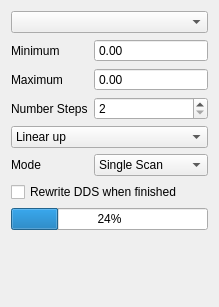
Above: ui/ScanParameters.ui from MonroeQuantumNetworks/IonControl before the change. Below: the same form after it.
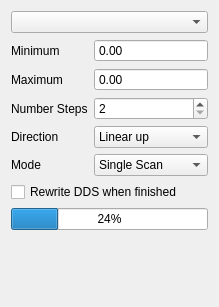
That is the form after the change. Custom widgets are drawn as their Qt base class.

Commit message: design tweak of ScanParameters

```diff
--- a/ui/ScanParameters.ui
+++ b/ui/ScanParameters.ui
@@ -61,25 +61,6 @@
    <item row="0" column="0" colspan="2">
     <widget class="QComboBox" name="comboBoxParameter"/>
    </item>
-   <item row="4" column="0" colspan="2">
-    <widget class="QComboBox" name="scanTypeCombo">
-     <item>
-      <property name="text">
-       <string>Linear up</string>
-      </property>
-     </item>
-     <item>
-      <property name="text">
-       <string>Linear down</string>
-      </property>
-     </item>
-     <item>
-      <property name="text">
-       <string>Randomized</string>
-      </property>
-     </item>
-    </widget>
-   </item>
    <item row="2" column="1">
     <widget class="MagnitudeSpinBox" name="maximumBox">
      <property name="buttonSymbols">
@@ -143,6 +124,32 @@
      </item>
     </widget>
    </item>
+   <item row="4" column="1">
+    <widget class="QComboBox" name="scanTypeCombo">
+     <item>
+      <property name="text">
+       <string>Linear up</string>
+      </property>
+     </item>
+     <item>
+      <property name="text">
+       <string>Linear down</string>
+      </property>
+     </item>
+     <item>
+      <property name="text">
+       <string>Randomized</string>
+      </property>
+     </item>
+    </widget>
+   </item>
+   <item row="4" column="0">
+    <widget class="QLabel" name="label_5">
+     <property name="text">
+      <string>Direction</string>
+     </property>
+    </widget>
+   </item>
   </layout>
  </widget>
  <customwidgets>
```
